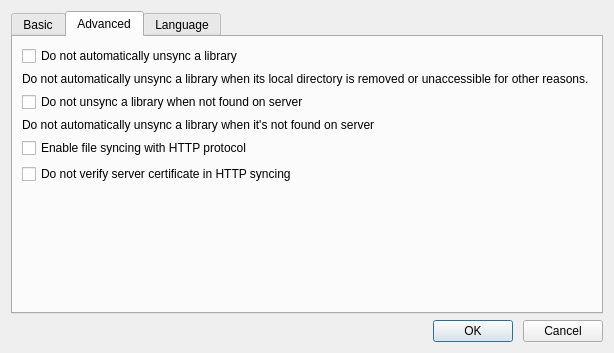
First picture: the form in ui/settings-dialog.ui, repository haiwen/seafile-client, before the edit.
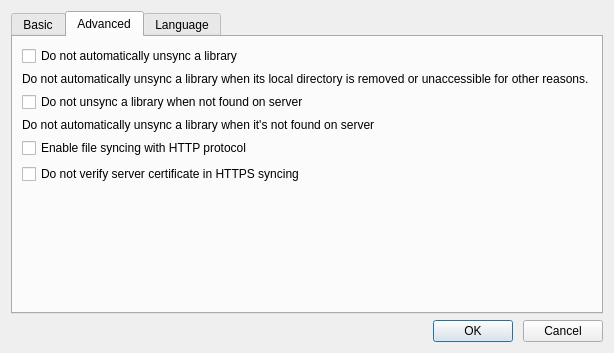
Second picture: the form after the edit.

Commit message: correct words in settings-dialog

```diff
--- a/ui/settings-dialog.ui
+++ b/ui/settings-dialog.ui
@@ -173,7 +173,7 @@
        <item>
         <widget class="QCheckBox" name="mDisableVerifyHttpSyncCert">
          <property name="text">
-          <string>Do not verify server certificate in HTTP syncing</string>
+          <string>Do not verify server certificate in HTTPS syncing</string>
          </property>
         </widget>
        </item>
```
Left out of the diff: 2 changed lines with no effect on the pictures.
